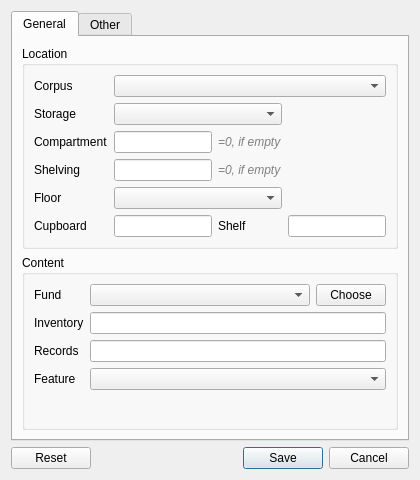
caxapyk/TPointer, file dialogs/nodedialog.ui: the form before one commit.
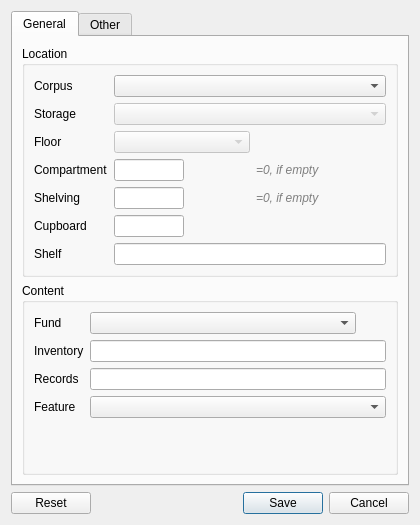
The form after the commit. Icons and pictures are not drawn.

The edit to the form file:
```diff
--- a/dialogs/nodedialog.ui
+++ b/dialogs/nodedialog.ui
@@ -7,13 +7,19 @@
     <x>0</x>
     <y>0</y>
     <width>420</width>
-    <height>480</height>
+    <height>525</height>
    </rect>
   </property>
   <property name="minimumSize">
    <size>
     <width>420</width>
-    <height>480</height>
+    <height>525</height>
+   </size>
+  </property>
+  <property name="maximumSize">
+   <size>
+    <width>420</width>
+    <height>525</height>
    </size>
   </property>
   <property name="baseSize">
@@ -46,14 +52,121 @@
           <string>Location</string>
          </property>
          <layout class="QGridLayout" name="gridLayout">
-          <item row="6" column="1">
-           <widget class="QLineEdit" name="lE_cupboard"/>
+          <item row="8" column="0">
+           <widget class="QLabel" name="label_6">
+            <property name="text">
+             <string>Shelf</string>
+            </property>
+           </widget>
           </item>
-          <item row="3" column="1">
-           <widget class="QLineEdit" name="lE_compartment"/>
+          <item row="1" column="1" colspan="4">
+           <widget class="QComboBox" name="cB_storage">
+            <property name="enabled">
+             <bool>false</bool>
+            </property>
+            <property name="styleSheet">
+             <string notr="true"/>
+            </property>
+           </widget>
+          </item>
+          <item row="0" column="1" colspan="4">
+           <widget class="QComboBox" name="cB_corpus"/>
+          </item>
+          <item row="3" column="1" colspan="2">
+           <widget class="QComboBox" name="cB_floor">
+            <property name="enabled">
+             <bool>false</bool>
+            </property>
+            <property name="maximumSize">
+             <size>
+              <width>140</width>
+              <height>16777215</height>
+             </size>
+            </property>
+           </widget>
+          </item>
+          <item row="5" column="0">
+           <widget class="QLabel" name="label_4">
+            <property name="text">
+             <string>Shelving</string>
+            </property>
+           </widget>
+          </item>
+          <item row="7" column="0">
+           <widget class="QLabel" name="label_5">
+            <property name="text">
+             <string>Cupboard</string>
+            </property>
+           </widget>
+          </item>
+          <item row="5" column="3">
+           <widget class="QLabel" name="label_12">
+            <property name="styleSheet">
+             <string notr="true">color:gray;font-size:12px;font-style:italic;</string>
+            </property>
+            <property name="text">
+             <string>=0, if empty</string>
+            </property>
+           </widget>
+          </item>
+          <item row="0" column="0">
+           <widget class="QLabel" name="label_13">
+            <property name="text">
+             <string>Corpus</string>
+            </property>
+           </widget>
+          </item>
+          <item row="4" column="0">
+           <widget class="QLabel" name="label_3">
+            <property name="text">
+             <string>Compartment</string>
+            </property>
+           </widget>
           </item>
           <item row="4" column="1">
-           <widget class="QLineEdit" name="lE_shelving"/>
+           <widget class="QLineEdit" name="lE_compartment">
+            <property name="maximumSize">
+             <size>
+              <width>70</width>
+              <height>16777215</height>
+             </size>
+            </property>
+            <property name="inputMask">
+             <string/>
+            </property>
+            <property name="maxLength">
+             <number>2</number>
+            </property>
+            <property name="clearButtonEnabled">
+             <bool>true</bool>
+            </property>
+           </widget>
+          </item>
+          <item row="3" column="0">
+           <widget class="QLabel" name="label_2">
+            <property name="text">
+             <string>Floor</string>
+            </property>
+           </widget>
+          </item>
+          <item row="5" column="1" colspan="2">
+           <widget class="QLineEdit" name="lE_shelving">
+            <property name="maximumSize">
+             <size>
+              <width>70</width>
+              <height>16777215</height>
+             </size>
+            </property>
+            <property name="inputMask">
+             <string/>
+            </property>
+            <property name="maxLength">
+             <number>3</number>
+            </property>
+            <property name="clearButtonEnabled">
+             <bool>true</bool>
+            </property>
+           </widget>
           </item>
           <item row="1" column="0">
            <widget class="QLabel" name="label">
@@ -68,31 +181,29 @@
             </property>
            </widget>
           </item>
-          <item row="5" column="0">
-           <widget class="QLabel" name="label_2">
-            <property name="text">
-             <string>Floor</string>
+          <item row="7" column="1" colspan="2">
+           <widget class="QLineEdit" name="lE_cupboard">
+            <property name="maximumSize">
+             <size>
+              <width>70</width>
+              <height>16777215</height>
+             </size>
             </property>
-           </widget>
-          </item>
-          <item row="6" column="2">
-           <widget class="QLabel" name="label_6">
-            <property name="text">
-             <string>Shelf</string>
+            <property name="inputMask">
+             <string/>
             </property>
-           </widget>
-          </item>
-          <item row="4" column="2">
-           <widget class="QLabel" name="label_12">
-            <property name="styleSheet">
-             <string notr="true">color:gray;font-size:12px;font-style:italic;</string>
+            <property name="maxLength">
+             <number>2</number>
             </property>
-            <property name="text">
-             <string>=0, if empty</string>
+            <property name="frame">
+             <bool>true</bool>
             </property>
+            <property name="clearButtonEnabled">
+             <bool>true</bool>
+            </property>
            </widget>
           </item>
-          <item row="3" column="2">
+          <item row="4" column="3">
            <widget class="QLabel" name="label_11">
             <property name="styleSheet">
              <string notr="true">color:gray;font-size:12px;font-style:italic;</string>
@@ -102,47 +213,13 @@
             </property>
            </widget>
           </item>
-          <item row="5" column="1" colspan="2">
-           <widget class="QComboBox" name="cB_floor"/>
-          </item>
-          <item row="6" column="3">
-           <widget class="QLineEdit" name="lE_shelf"/>
-          </item>
-          <item row="4" column="0">
-           <widget class="QLabel" name="label_4">
-            <property name="text">
-             <string>Shelving</string>
+          <item row="8" column="1" colspan="4">
+           <widget class="QLineEdit" name="lE_shelf">
+            <property name="maxLength">
+             <number>50</number>
             </property>
-           </widget>
-          </item>
-          <item row="6" column="0">
-           <widget class="QLabel" name="label_5">
-            <property name="text">
-             <string>Cupboard</string>
-            </property>
-           </widget>
-          </item>
-          <item row="3" column="0">
-           <widget class="QLabel" name="label_3">
-            <property name="text">
-             <string>Compartment</string>
-            </property>
-           </widget>
-          </item>
-          <item row="0" column="0">
-           <widget class="QLabel" name="label_13">
-            <property name="text">
-             <string>Corpus</string>
-            </property>
-           </widget>
-          </item>
-          <item row="0" column="1" colspan="3">
-           <widget class="QComboBox" name="cB_corpus"/>
-          </item>
-          <item row="1" column="1" colspan="2">
-           <widget class="QComboBox" name="cB_storage">
-            <property name="styleSheet">
-             <string notr="true"/>
+            <property name="clearButtonEnabled">
+             <bool>true</bool>
             </property>
            </widget>
           </item>
@@ -185,14 +262,27 @@
             </item>
             <item>
              <widget class="QPushButton" name="pB_openFundList">
+              <property name="sizePolicy">
+               <sizepolicy hsizetype="Minimum" vsizetype="Fixed">
+                <horstretch>0</horstretch>
+                <verstretch>0</verstretch>
+               </sizepolicy>
+              </property>
               <property name="maximumSize">
                <size>
-                <width>70</width>
-                <height>16777215</height>
+                <width>24</width>
+                <height>24</height>
                </size>
               </property>
               <property name="text">
-               <string>Choose</string>
+               <string/>
+              </property>
+              <property name="icon">
+               <iconset resource="../resources.qrc">
+                <normaloff>:/icons/open-16.png</normaloff>:/icons/open-16.png</iconset>
+              </property>
+              <property name="flat">
+               <bool>true</bool>
               </property>
              </widget>
             </item>
@@ -213,6 +303,12 @@
               <height>16777215</height>
              </size>
             </property>
+            <property name="maxLength">
+             <number>50</number>
+            </property>
+            <property name="clearButtonEnabled">
+             <bool>true</bool>
+            </property>
            </widget>
           </item>
           <item row="2" column="0">
@@ -230,6 +326,12 @@
               <height>16777215</height>
              </size>
             </property>
+            <property name="maxLength">
+             <number>100</number>
+            </property>
+            <property name="clearButtonEnabled">
+             <bool>true</bool>
+            </property>
            </widget>
           </item>
           <item row="3" column="0">
```
Left out of the diff: 5 changed lines with no effect on the pictures.
